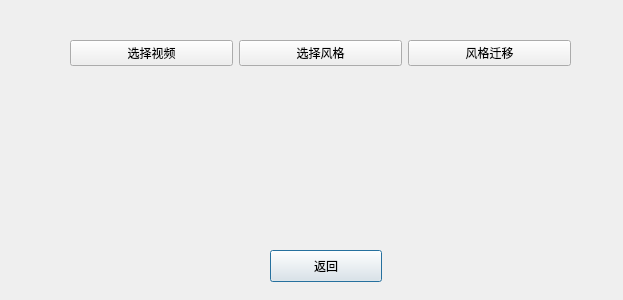
Before: the Qt Designer form gui/video_transfer.ui in ZYFZYF/Image-Style-Transfer, drawn with Qt 5.
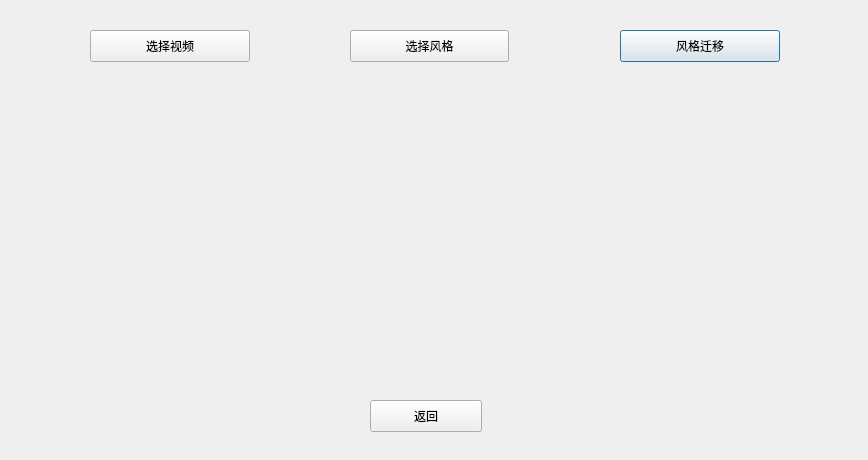
After: the same form once the commit is applied.

Commit message: 增加视频风格迁移UI

What changed in the file:
```diff
--- a/gui/video_transfer.ui
+++ b/gui/video_transfer.ui
@@ -6,90 +6,18 @@
    <rect>
     <x>0</x>
     <y>0</y>
-    <width>623</width>
-    <height>300</height>
+    <width>868</width>
+    <height>460</height>
    </rect>
   </property>
   <property name="windowTitle">
    <string>视频风格迁移</string>
   </property>
-  <widget class="QWidget" name="horizontalLayoutWidget">
-   <property name="geometry">
-    <rect>
-     <x>70</x>
-     <y>40</y>
-     <width>501</width>
-     <height>171</height>
-    </rect>
-   </property>
-   <layout class="QHBoxLayout" name="horizontalLayout">
-    <item>
-     <layout class="QVBoxLayout" name="verticalLayout_3">
-      <item>
-       <widget class="QPushButton" name="select_video">
-        <property name="text">
-         <string>选择视频</string>
-        </property>
-       </widget>
-      </item>
-      <item>
-       <widget class="QLabel" name="label_3">
-        <property name="text">
-         <string/>
-        </property>
-       </widget>
-      </item>
-     </layout>
-    </item>
-    <item>
-     <layout class="QVBoxLayout" name="verticalLayout_2">
-      <item>
-       <widget class="QPushButton" name="select_style">
-        <property name="text">
-         <string>选择风格</string>
-        </property>
-       </widget>
-      </item>
-      <item>
-       <widget class="QLabel" name="label_2">
-        <property name="text">
-         <string/>
-        </property>
-       </widget>
-      </item>
-     </layout>
-    </item>
-    <item>
-     <layout class="QVBoxLayout" name="verticalLayout">
-      <item>
-       <widget class="QPushButton" name="transfer">
-        <property name="text">
-         <string>风格迁移</string>
-        </property>
-        <property name="autoDefault">
-         <bool>false</bool>
-        </property>
-        <property name="default">
-         <bool>true</bool>
-        </property>
-       </widget>
-      </item>
-      <item>
-       <widget class="QLabel" name="label">
-        <property name="text">
-         <string/>
-        </property>
-       </widget>
-      </item>
-     </layout>
-    </item>
-   </layout>
-  </widget>
   <widget class="QPushButton" name="cancel">
    <property name="geometry">
     <rect>
-     <x>270</x>
-     <y>250</y>
+     <x>370</x>
+     <y>400</y>
      <width>112</width>
      <height>32</height>
     </rect>
@@ -104,6 +32,120 @@
     <bool>true</bool>
    </property>
   </widget>
+  <widget class="QPushButton" name="select_video">
+   <property name="geometry">
+    <rect>
+     <x>90</x>
+     <y>30</y>
+     <width>160</width>
+     <height>32</height>
+    </rect>
+   </property>
+   <property name="text">
+    <string>选择视频</string>
+   </property>
+  </widget>
+  <widget class="QPushButton" name="select_style">
+   <property name="geometry">
+    <rect>
+     <x>350</x>
+     <y>30</y>
+     <width>159</width>
+     <height>32</height>
+    </rect>
+   </property>
+   <property name="text">
+    <string>选择风格</string>
+   </property>
+  </widget>
+  <widget class="QPushButton" name="transfer">
+   <property name="geometry">
+    <rect>
+     <x>620</x>
+     <y>30</y>
+     <width>160</width>
+     <height>32</height>
+    </rect>
+   </property>
+   <property name="text">
+    <string>风格迁移</string>
+   </property>
+   <property name="autoDefault">
+    <bool>false</bool>
+   </property>
+   <property name="default">
+    <bool>true</bool>
+   </property>
+  </widget>
+  <widget class="QWidget" name="horizontalLayoutWidget">
+   <property name="geometry">
+    <rect>
+     <x>40</x>
+     <y>90</y>
+     <width>786</width>
+     <height>271</height>
+    </rect>
+   </property>
+   <layout class="QHBoxLayout" name="horizontalLayout">
+    <item>
+     <widget class="QLabel" name="transfer_video">
+      <property name="minimumSize">
+       <size>
+        <width>256</width>
+        <height>256</height>
+       </size>
+      </property>
+      <property name="maximumSize">
+       <size>
+        <width>256</width>
+        <height>256</height>
+       </size>
+      </property>
+      <property name="text">
+       <string/>
+      </property>
+     </widget>
+    </item>
+    <item>
+     <widget class="QLabel" name="style_image">
+      <property name="minimumSize">
+       <size>
+        <width>256</width>
+        <height>256</height>
+       </size>
+      </property>
+      <property name="maximumSize">
+       <size>
+        <width>256</width>
+        <height>256</height>
+       </size>
+      </property>
+      <property name="text">
+       <string/>
+      </property>
+     </widget>
+    </item>
+    <item>
+     <widget class="QLabel" name="content_video">
+      <property name="minimumSize">
+       <size>
+        <width>256</width>
+        <height>256</height>
+       </size>
+      </property>
+      <property name="maximumSize">
+       <size>
+        <width>256</width>
+        <height>256</height>
+       </size>
+      </property>
+      <property name="text">
+       <string/>
+      </property>
+     </widget>
+    </item>
+   </layout>
+  </widget>
  </widget>
  <resources/>
  <connections/>
```
The commit also changes 15 other files.
